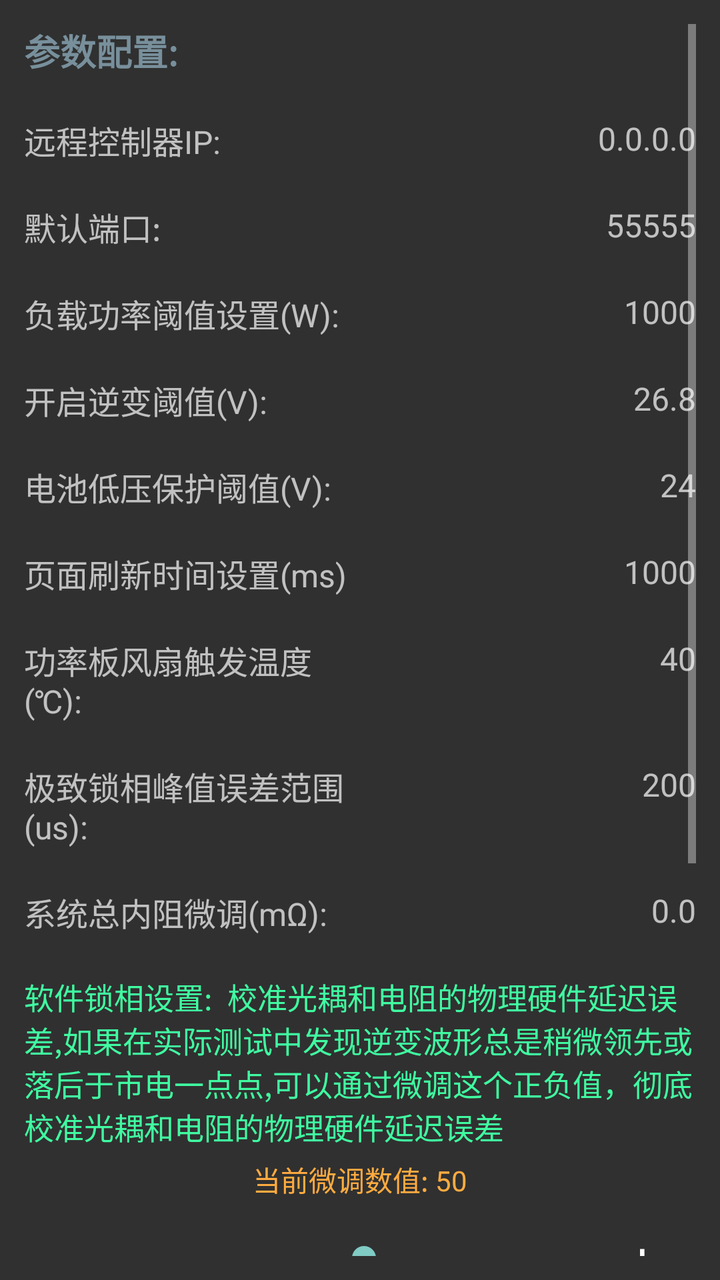
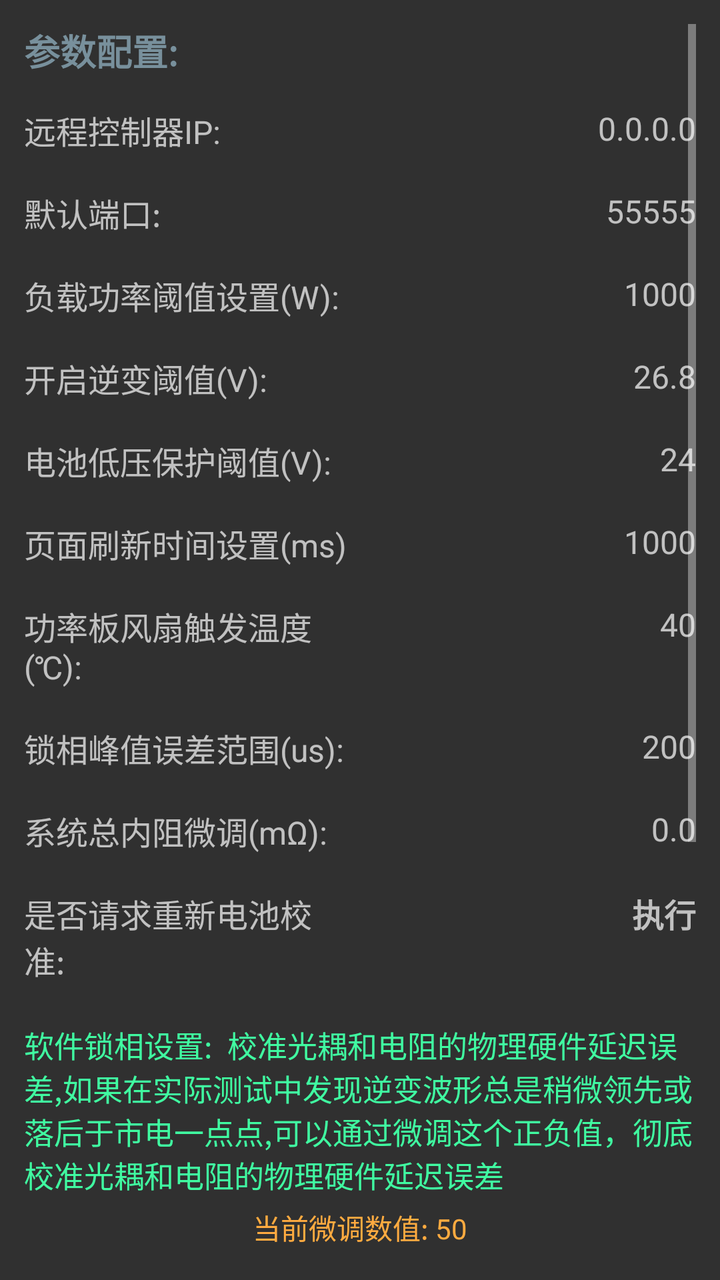

Screens rendered from an Android XML layout before and after an edit, with the pre-edit source and the edit as a unified diff.
<!-- AndroidManifest.xml: application theme Theme.AppCompat.NoActionBar -->
<!-- res/layout/other_activity.xml -->
<?xml version="1.0" encoding="utf-8"?>
<ScrollView xmlns:android="http://schemas.android.com/apk/res/android"
    xmlns:app="http://schemas.android.com/apk/res-auto"
    xmlns:tools="http://schemas.android.com/tools"
    android:layout_width="match_parent"
    android:layout_height="match_parent"
    android:padding="12dp">

    <androidx.constraintlayout.widget.ConstraintLayout
        android:layout_width="match_parent"
        android:layout_height="wrap_content">

        
        <TextView
            android:id="@+id/textView25"
            android:layout_width="0dp"
            android:layout_height="wrap_content"
            android:text="参数配置:"
            android:textSize="18sp"
            android:textStyle="bold"
            android:textColor="#78909C"
            app:layout_constraintTop_toTopOf="parent"
            app:layout_constraintStart_toStartOf="parent"
            app:layout_constraintEnd_toEndOf="parent"
            tools:ignore="HardcodedText" />

        
        <TextView
            android:id="@+id/textView21"
            android:layout_width="0dp"
            android:layout_height="wrap_content"
            android:text="远程控制器IP:"
            android:textSize="16sp"
            app:layout_constraintTop_toBottomOf="@id/textView25"
            app:layout_constraintStart_toStartOf="parent"
            app:layout_constraintEnd_toStartOf="@id/target_ip"
            android:layout_marginTop="20dp"
            tools:ignore="HardcodedText" />

        <TextView
            android:id="@+id/target_ip"
            android:layout_width="0dp"
            android:layout_height="wrap_content"
            android:hint="0.0.0.0"
            android:gravity="end"
            android:textSize="16sp"
            app:layout_constraintTop_toTopOf="@id/textView21"
            app:layout_constraintStart_toEndOf="@id/textView21"
            app:layout_constraintEnd_toEndOf="parent"
            android:layout_marginStart="12dp"
            tools:ignore="HardcodedText" />

        
        <TextView
            android:id="@+id/textView22"
            android:layout_width="0dp"
            android:layout_height="wrap_content"
            android:text="默认端口:"
            android:textSize="16sp"
            app:layout_constraintTop_toBottomOf="@id/textView21"
            app:layout_constraintStart_toStartOf="parent"
            app:layout_constraintEnd_toStartOf="@id/target_port"
            android:layout_marginTop="20dp"
            tools:ignore="HardcodedText" />

        <TextView
            android:id="@+id/target_port"
            android:layout_width="0dp"
            android:layout_height="wrap_content"
            android:hint="55555"
            android:gravity="end"
            android:textSize="16sp"
            app:layout_constraintTop_toTopOf="@id/textView22"
            app:layout_constraintStart_toEndOf="@id/textView22"
            app:layout_constraintEnd_toEndOf="parent"
            android:layout_marginStart="12dp"
            tools:ignore="HardcodedText" />

        
        <TextView
            android:id="@+id/textView7"
            android:layout_width="0dp"
            android:layout_height="wrap_content"
            android:text="负载功率阈值设置(W):"
            android:textSize="16sp"
            app:layout_constraintTop_toBottomOf="@id/textView22"
            app:layout_constraintStart_toStartOf="parent"
            app:layout_constraintEnd_toStartOf="@id/w_edit"
            android:layout_marginTop="20dp"
            tools:ignore="HardcodedText" />

        <TextView
            android:id="@+id/w_edit"
            android:layout_width="0dp"
            android:layout_height="wrap_content"
            android:hint="1000"
            android:gravity="end"
            android:textSize="16sp"
            app:layout_constraintTop_toTopOf="@id/textView7"
            app:layout_constraintStart_toEndOf="@id/textView7"
            app:layout_constraintEnd_toEndOf="parent"
            android:layout_marginStart="12dp"
            tools:ignore="HardcodedText" />

        
        <TextView
            android:id="@+id/textView20"
            android:layout_width="0dp"
            android:layout_height="wrap_content"
            android:text="开启逆变阈值(V):"
            android:textSize="16sp"
            app:layout_constraintTop_toBottomOf="@id/textView7"
            app:layout_constraintStart_toStartOf="parent"
            app:layout_constraintEnd_toStartOf="@id/open_pv_value"
            android:layout_marginTop="20dp"
            tools:ignore="HardcodedText" />

        <TextView
            android:id="@+id/open_pv_value"
            android:layout_width="0dp"
            android:layout_height="wrap_content"
            android:hint="26.8"
            android:gravity="end"
            android:textSize="16sp"
            app:layout_constraintTop_toTopOf="@id/textView20"
            app:layout_constraintStart_toEndOf="@id/textView20"
            app:layout_constraintEnd_toEndOf="parent"
            android:layout_marginStart="12dp"
            tools:ignore="HardcodedText" />

        
        <TextView
            android:id="@+id/textView"
            android:layout_width="0dp"
            android:layout_height="wrap_content"
            android:text="电池低压保护阈值(V):"
            android:textSize="16sp"
            app:layout_constraintTop_toBottomOf="@id/textView20"
            app:layout_constraintStart_toStartOf="parent"
            app:layout_constraintEnd_toStartOf="@id/low_voltage_set"
            android:layout_marginTop="20dp"
            tools:ignore="HardcodedText" />

        <TextView
            android:id="@+id/low_voltage_set"
            android:layout_width="0dp"
            android:layout_height="wrap_content"
            android:layout_marginStart="12dp"
            android:gravity="end"
            android:hint="24"
            android:textSize="16sp"
            app:layout_constraintEnd_toEndOf="parent"
            app:layout_constraintStart_toEndOf="@id/textView"
            app:layout_constraintTop_toTopOf="@id/textView"
            tools:ignore="HardcodedText,TextContrastCheck" />

        
        <TextView
            android:id="@+id/textView23"
            android:layout_width="0dp"
            android:layout_height="wrap_content"
            android:text="页面刷新时间设置(ms)"
            android:textSize="16sp"
            app:layout_constraintTop_toBottomOf="@id/textView"
            app:layout_constraintStart_toStartOf="parent"
            app:layout_constraintEnd_toStartOf="@id/refresh_time_set"
            android:layout_marginTop="20dp"
            tools:ignore="HardcodedText" />

        <TextView
            android:id="@+id/refresh_time_set"
            android:layout_width="0dp"
            android:layout_height="wrap_content"
            android:hint="1000"
            android:gravity="end"
            android:textSize="16sp"
            app:layout_constraintTop_toTopOf="@id/textView23"
            app:layout_constraintStart_toEndOf="@id/textView23"
            app:layout_constraintEnd_toEndOf="parent"
            android:layout_marginStart="12dp"
            tools:ignore="HardcodedText" />

        
        <TextView
            android:id="@+id/textView30"
            android:layout_width="0dp"
            android:layout_height="wrap_content"
            android:text="功率板风扇触发温度(℃):"
            android:textSize="16sp"
            app:layout_constraintTop_toBottomOf="@id/textView23"
            app:layout_constraintStart_toStartOf="parent"
            app:layout_constraintEnd_toStartOf="@id/mos_trigger_value"
            android:layout_marginTop="20dp"
            tools:ignore="HardcodedText" />

        <TextView
            android:id="@+id/mos_trigger_value"
            android:layout_width="0dp"
            android:layout_height="wrap_content"
            android:hint="40"
            android:gravity="end"
            android:textSize="16sp"
            app:layout_constraintTop_toTopOf="@id/textView30"
            app:layout_constraintStart_toEndOf="@id/textView30"
            app:layout_constraintEnd_toEndOf="parent"
            android:layout_marginStart="12dp"
            tools:ignore="HardcodedText" />

        
        <TextView
            android:id="@+id/textView32"
            android:layout_width="0dp"
            android:layout_height="wrap_content"
            android:text="极致锁相峰值误差范围(us):"
            android:textSize="16sp"
            app:layout_constraintTop_toBottomOf="@id/textView30"
            app:layout_constraintStart_toStartOf="parent"
            app:layout_constraintEnd_toStartOf="@id/mos_trigger_value"
            android:layout_marginTop="20dp"
            tools:ignore="HardcodedText" />

        <TextView
            android:id="@+id/lock_us_diff"
            android:layout_width="0dp"
            android:layout_height="wrap_content"
            android:layout_marginStart="12dp"
            android:gravity="end"
            android:hint="200"
            android:textSize="16sp"
            app:layout_constraintEnd_toEndOf="parent"
            app:layout_constraintStart_toEndOf="@id/textView32"
            app:layout_constraintTop_toTopOf="@id/textView32"
            tools:ignore="HardcodedText,TextContrastCheck" />

        
        <TextView
            android:id="@+id/textView33"
            android:layout_width="0dp"
            android:layout_height="wrap_content"
            android:text="系统总内阻微调(mΩ):"
            android:textSize="16sp"
            app:layout_constraintTop_toBottomOf="@id/textView32"
            app:layout_constraintStart_toStartOf="parent"
            app:layout_constraintEnd_toStartOf="@id/mos_trigger_value"
            android:layout_marginTop="20dp"
            tools:ignore="HardcodedText" />

        <TextView
            android:id="@+id/system_r"
            android:layout_width="0dp"
            android:layout_height="wrap_content"
            android:layout_marginStart="12dp"
            android:gravity="end"
            android:hint="0.0"
            android:textSize="16sp"
            app:layout_constraintEnd_toEndOf="parent"
            app:layout_constraintStart_toEndOf="@id/textView33"
            app:layout_constraintTop_toTopOf="@id/textView33"
            tools:ignore="HardcodedText,TextContrastCheck" />

        <TextView
            android:id="@+id/textView31"
            android:layout_width="0dp"
            android:layout_height="wrap_content"
            android:text="软件锁相设置:  校准光耦和电阻的物理硬件延迟误差,如果在实际测试中发现逆变波形总是稍微领先或落后于市电一点点,可以通过微调这个正负值，彻底校准光耦和电阻的物理硬件延迟误差"
            android:textSize="15sp"
            android:textColor="#40FBA1"
            android:layout_marginTop="20dp"
            app:layout_constraintTop_toBottomOf="@+id/textView33"
            tools:ignore="HardcodedText,MissingConstraints" />

        <TextView
            android:id="@+id/tvSliderValue"
            android:layout_width="wrap_content"
            android:layout_height="wrap_content"
            android:text="当前微调数值: 50"
            android:textSize="14sp"
            android:textColor="#FFAB40"
            android:layout_marginTop="5dp"
            app:layout_constraintTop_toBottomOf="@+id/textView31"
            app:layout_constraintStart_toStartOf="parent"
            app:layout_constraintEnd_toEndOf="parent"
            tools:ignore="HardcodedText" />

        <LinearLayout
            android:id="@+id/linearLayout"
            android:layout_width="match_parent"
            android:layout_height="wrap_content"
            android:orientation="horizontal"
            android:gravity="center_vertical"
            android:layout_marginTop="5dp"
            android:paddingLeft="12dp"
            android:paddingRight="12dp"
            app:layout_constraintTop_toBottomOf="@+id/tvSliderValue">

            <TextView
                android:id="@+id/btnMinus"
                android:layout_width="wrap_content"
                android:layout_height="wrap_content"
                android:clickable="true"
                android:focusable="true"
                android:padding="8dp"
                android:text="—"
                android:textColor="#FFFFFF"
                android:textSize="22sp"
                tools:ignore="HardcodedText,TouchTargetSizeCheck" />
            
            <SeekBar
                android:id="@+id/mySeekBar"
                android:layout_width="0dp"
                android:layout_height="wrap_content"
                android:layout_weight="1"
                android:max="4000"
                android:progress="2000"
                android:paddingStart="6dp"
                android:paddingEnd="6dp"
                android:thumbOffset="6dp" />
            
            <TextView
                android:id="@+id/btnPlus"
                android:layout_width="wrap_content"
                android:layout_height="wrap_content"
                android:clickable="true"
                android:focusable="true"
                android:padding="8dp"
                android:text="+"
                android:textColor="#FFFFFF"
                android:textSize="24sp"
                tools:ignore="HardcodedText,TouchTargetSizeCheck" />
        </LinearLayout>
        
        <TextView
            android:id="@+id/custom_output"
            android:layout_width="0dp"
            android:layout_height="wrap_content"
            android:text="输出模式设定:"
            android:textColor="#78909C"
            android:textSize="16sp"
            android:textStyle="bold"
            android:layout_marginTop="20dp"
            app:layout_constraintEnd_toEndOf="parent"
            app:layout_constraintStart_toStartOf="parent"
            app:layout_constraintTop_toBottomOf="@+id/linearLayout"
            tools:ignore="HardcodedText" />

        
        <TextView
            android:id="@+id/auto_mode"
            android:layout_width="0dp"
            android:layout_height="wrap_content"
            android:text="自动模式"
            android:textSize="18sp"
            android:textStyle="bold"
            app:layout_constraintTop_toBottomOf="@id/custom_output"
            app:layout_constraintStart_toStartOf="parent"
            app:layout_constraintEnd_toStartOf="@id/power_grid_mode"
            android:layout_marginTop="25dp"
            tools:ignore="HardcodedText" />

        <TextView
            android:id="@+id/power_grid_mode"
            android:layout_width="0dp"
            android:layout_height="wrap_content"
            android:text="市电模式"
            android:gravity="center"
            android:textSize="18sp"
            android:textStyle="bold"
            app:layout_constraintTop_toTopOf="@id/auto_mode"
            app:layout_constraintStart_toEndOf="@id/auto_mode"
            app:layout_constraintEnd_toStartOf="@id/pv_mode"
            tools:ignore="HardcodedText" />

        <TextView
            android:id="@+id/pv_mode"
            android:layout_width="0dp"
            android:layout_height="wrap_content"
            android:text="逆变模式"
            android:gravity="end"
            android:textSize="18sp"
            android:textStyle="bold"
            app:layout_constraintTop_toTopOf="@id/auto_mode"
            app:layout_constraintStart_toEndOf="@id/power_grid_mode"
            app:layout_constraintEnd_toEndOf="parent"
            tools:ignore="HardcodedText" />

        
        <TextView
            android:id="@+id/reset_network"
            android:layout_width="0dp"
            android:layout_height="wrap_content"
            android:text="重置网络及参数"
            android:textSize="18sp"
            android:textStyle="bold"
            android:gravity="center"
            android:background="#AC0E07"
            android:textColor="#FFFFFF"
            app:layout_constraintTop_toBottomOf="@id/auto_mode"
            app:layout_constraintStart_toStartOf="parent"
            app:layout_constraintEnd_toEndOf="parent"
            android:layout_marginTop="35dp"
            android:padding="12dp"
            tools:ignore="HardcodedText" />

        
        <TextView
            android:id="@+id/textView18"
            android:layout_width="0dp"
            android:layout_height="wrap_content"
            android:text="设置模块参数,包括双电源切换时的电压阈值,还有电池低压保护电压,默认情况下使用太阳能逆变做为主供电，当负载功率达到设定功率时，自动切换到市电做为输出."
            android:textSize="14sp"
            android:textColor="#78909C"
            app:layout_constraintTop_toBottomOf="@id/reset_network"
            app:layout_constraintStart_toStartOf="parent"
            app:layout_constraintEnd_toEndOf="parent"
            android:layout_marginTop="25dp"
            tools:ignore="HardcodedText" />

    </androidx.constraintlayout.widget.ConstraintLayout>
</ScrollView>
<!-- resources referenced by this layout -->
<resources>

</resources>

<!-- the commit's change to res/layout/other_activity.xml (unified diff, before → after) -->
@@ -34,7 +34,7 @@
             app:layout_constraintTop_toBottomOf="@id/textView25"
             app:layout_constraintStart_toStartOf="parent"
             app:layout_constraintEnd_toStartOf="@id/target_ip"
-            android:layout_marginTop="20dp"
+            android:layout_marginTop="15dp"
             tools:ignore="HardcodedText" />
 
         <TextView
@@ -60,7 +60,7 @@
             app:layout_constraintTop_toBottomOf="@id/textView21"
             app:layout_constraintStart_toStartOf="parent"
             app:layout_constraintEnd_toStartOf="@id/target_port"
-            android:layout_marginTop="20dp"
+            android:layout_marginTop="18dp"
             tools:ignore="HardcodedText" />
 
         <TextView
@@ -86,7 +86,7 @@
             app:layout_constraintTop_toBottomOf="@id/textView22"
             app:layout_constraintStart_toStartOf="parent"
             app:layout_constraintEnd_toStartOf="@id/w_edit"
-            android:layout_marginTop="20dp"
+            android:layout_marginTop="18dp"
             tools:ignore="HardcodedText" />
 
         <TextView
@@ -112,7 +112,7 @@
             app:layout_constraintTop_toBottomOf="@id/textView7"
             app:layout_constraintStart_toStartOf="parent"
             app:layout_constraintEnd_toStartOf="@id/open_pv_value"
-            android:layout_marginTop="20dp"
+            android:layout_marginTop="18dp"
             tools:ignore="HardcodedText" />
 
         <TextView
@@ -138,7 +138,7 @@
             app:layout_constraintTop_toBottomOf="@id/textView20"
             app:layout_constraintStart_toStartOf="parent"
             app:layout_constraintEnd_toStartOf="@id/low_voltage_set"
-            android:layout_marginTop="20dp"
+            android:layout_marginTop="18dp"
             tools:ignore="HardcodedText" />
 
         <TextView
@@ -164,7 +164,7 @@
             app:layout_constraintTop_toBottomOf="@id/textView"
             app:layout_constraintStart_toStartOf="parent"
             app:layout_constraintEnd_toStartOf="@id/refresh_time_set"
-            android:layout_marginTop="20dp"
+            android:layout_marginTop="18dp"
             tools:ignore="HardcodedText" />
 
         <TextView
@@ -190,7 +190,7 @@
             app:layout_constraintTop_toBottomOf="@id/textView23"
             app:layout_constraintStart_toStartOf="parent"
             app:layout_constraintEnd_toStartOf="@id/mos_trigger_value"
-            android:layout_marginTop="20dp"
+            android:layout_marginTop="18dp"
             tools:ignore="HardcodedText" />
 
         <TextView
@@ -211,12 +211,12 @@
             android:id="@+id/textView32"
             android:layout_width="0dp"
             android:layout_height="wrap_content"
-            android:text="极致锁相峰值误差范围(us):"
+            android:text="锁相峰值误差范围(us):"
             android:textSize="16sp"
             app:layout_constraintTop_toBottomOf="@id/textView30"
             app:layout_constraintStart_toStartOf="parent"
-            app:layout_constraintEnd_toStartOf="@id/mos_trigger_value"
-            android:layout_marginTop="20dp"
+            app:layout_constraintEnd_toStartOf="@id/lock_us_diff"
+            android:layout_marginTop="18dp"
             tools:ignore="HardcodedText" />
 
         <TextView
@@ -241,8 +241,8 @@
             android:textSize="16sp"
             app:layout_constraintTop_toBottomOf="@id/textView32"
             app:layout_constraintStart_toStartOf="parent"
-            app:layout_constraintEnd_toStartOf="@id/mos_trigger_value"
-            android:layout_marginTop="20dp"
+            app:layout_constraintEnd_toStartOf="@id/system_r"
+            android:layout_marginTop="18dp"
             tools:ignore="HardcodedText" />
 
         <TextView
@@ -257,6 +257,33 @@
             app:layout_constraintStart_toEndOf="@id/textView33"
             app:layout_constraintTop_toTopOf="@id/textView33"
             tools:ignore="HardcodedText,TextContrastCheck" />
+
+        
+        <TextView
+            android:id="@+id/textView34"
+            android:layout_width="0dp"
+            android:layout_height="wrap_content"
+            android:text="是否请求重新电池校准:"
+            android:textSize="16sp"
+            app:layout_constraintTop_toBottomOf="@id/textView33"
+            app:layout_constraintStart_toStartOf="parent"
+            app:layout_constraintEnd_toStartOf="@id/request_calibration"
+            android:layout_marginTop="18dp"
+            tools:ignore="HardcodedText" />
+
+        <TextView
+            android:id="@+id/request_calibration"
+            android:layout_width="0dp"
+            android:layout_height="wrap_content"
+            android:layout_marginStart="12dp"
+            android:gravity="end"
+            android:text="执行"
+            android:textStyle="bold"
+            android:textSize="16sp"
+            app:layout_constraintEnd_toEndOf="parent"
+            app:layout_constraintStart_toEndOf="@id/textView34"
+            app:layout_constraintTop_toTopOf="@id/textView34"
+            tools:ignore="HardcodedText,TextContrastCheck,TouchTargetSizeCheck" />
 
         <TextView
             android:id="@+id/textView31"
@@ -266,7 +293,7 @@
             android:textSize="15sp"
             android:textColor="#40FBA1"
             android:layout_marginTop="20dp"
-            app:layout_constraintTop_toBottomOf="@+id/textView33"
+            app:layout_constraintTop_toBottomOf="@+id/textView34"
             tools:ignore="HardcodedText,MissingConstraints" />
 
         <TextView
